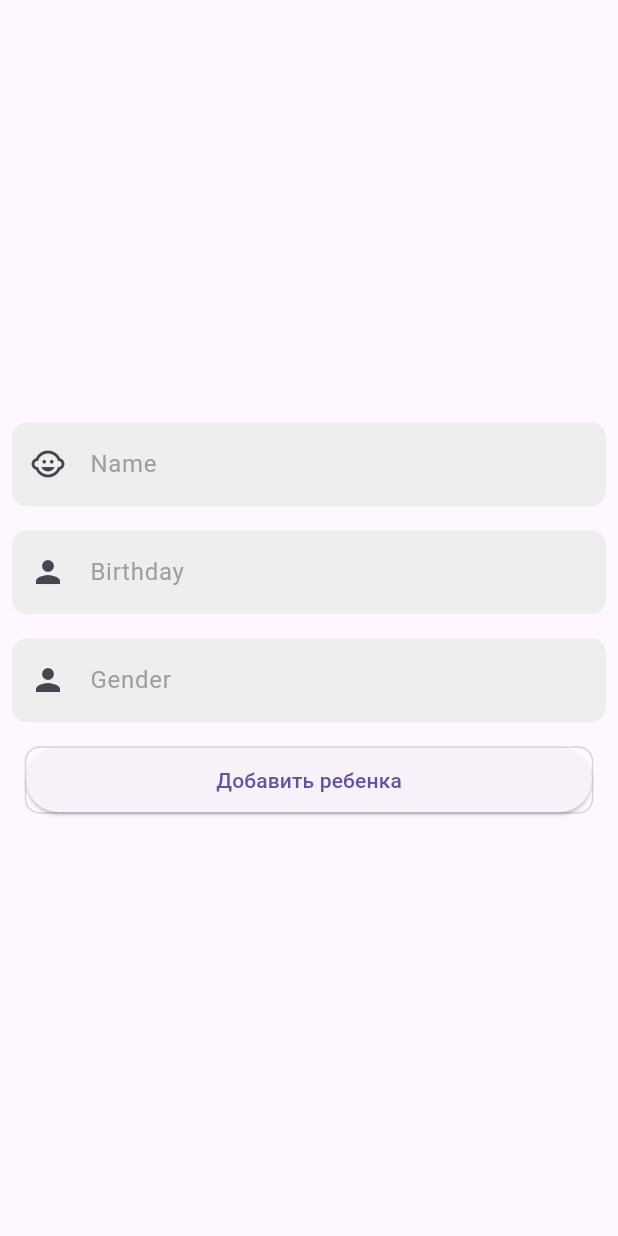
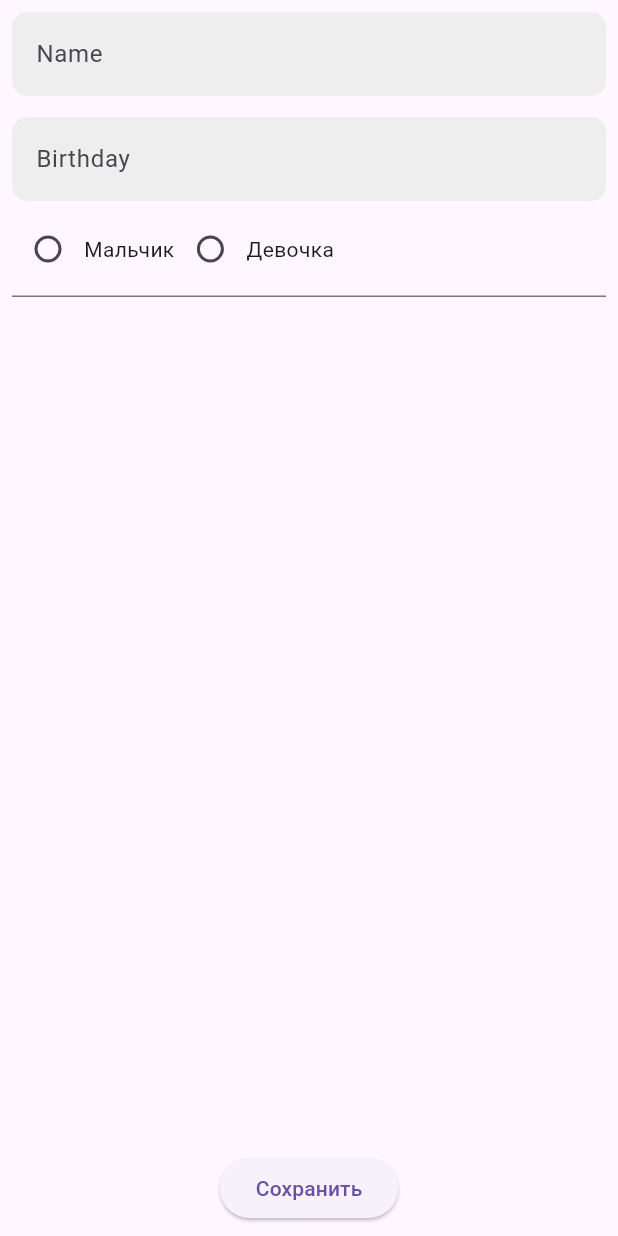
Before and after one commit to Iskander2323/my_child_screen, a Flutter app: the screen it shows after launch, after a tap on "Add", on a phone screen of 412 x 824 dp. Run offline on Flutter 3.47's test engine with Material 3 defaults, Android fonts, the light colour scheme and no system bars; drawn by our look-alikes of flutter_form_builder; our stand-ins replace bloc, drift, equatable, flutter_bloc, flutter_dotenv, routemaster and 1 more; missing offline and left inert: sqlite3; accounts and stored records are empty; generated files the repository leaves out were written again.

Commit message:
Fixed the emit error, now testing child insert

```diff
--- /dev/null
+++ b/devtools_options.yaml
@@ -0,0 +1,3 @@
+extensions:
+  - drift: true
+  - provider: true
--- a/lib/app.dart
+++ b/lib/app.dart
@@ -1,6 +1,5 @@
 import 'package:flutter/material.dart';
 import 'package:flutter_bloc/flutter_bloc.dart';
-import 'package:my_child_screen/create_child/view/child_form.dart';
 import 'package:my_child_screen/child_list/view/children_page.dart';
 import 'package:my_child_screen/create_child/view/child_form_page.dart';
 
--- a/lib/child_list/bloc/children_bloc.dart
+++ b/lib/child_list/bloc/children_bloc.dart
@@ -1,5 +1,3 @@
-import 'dart:developer';
-
 import 'package:bloc/bloc.dart';
 import 'package:equatable/equatable.dart';
 import 'package:my_child_screen/child_list/model/child_model.dart';
@@ -8,43 +6,39 @@ import 'package:my_child_screen/repository/children_repository.dart';
 part 'children_event.dart';
 part 'children_state.dart';
 
-class ChildBloc extends Bloc<ChildEvent, ChildState> {
-  ChildBloc(this._childrenRepository)
-      : super(const ChildState(status: ChildStatus.initial)) {
-    on<ChildFetched>((event, emit) => _onChildFetched(event, emit));
+class ChildrenBloc extends Bloc<ChildrenEvent, ChildrenState> {
+  ChildrenBloc(this._childrenRepository)
+      : super(const ChildrenState(status: ChildStatus.initial, )) {
+      _childrenRepository.insertStream.listen((inserted) {
+      if (inserted) {
+        add(ChildrenFetched());
+      }
+    });
+    on<ChildrenFetched>((event, emit) => _onChildFetched(event, emit));
     on<DeleteAll>((event, emit) {
       _childrenRepository.deleteAll();
-    add(ChildFetched());});
-    on<Updated>((event, emit) => emit(ChildState(children: state.children, status: state.status)));
+    add(ChildrenFetched());});
   }
 
   final ChildrenRepository _childrenRepository;
 
   Future<void> _onChildFetched(
-      ChildFetched event, Emitter<ChildState> emit) async {
-    log('IS IT LOGGED', name: 'FROM CHILDBOC');
-    //emit(const ChildState(status: ChildStatus.initial));
-
-    if (state.status == ChildStatus.initial) {
+      ChildrenFetched event, Emitter<ChildrenState> emit) async {
       final children = await _childrenRepository.getChildren();
-      log(children.toString(), name: 'FROM CHILDBOC children');
       if (children.isEmpty) {
-        log('FROM IF');
         return emit(state.copyWith(
           status: ChildStatus.failure,
           children: children,
         ));
       } else {
-         log(children.length.toString(), name:'FROM ELSE');
-        return emit(ChildState(
+        return emit(ChildrenState(
           status: ChildStatus.success,
           children: children,
         ));
-      }
-    }
+     }
   }
 
   void fetchData() {
-  add(ChildFetched());
+  add(ChildrenFetched());
 }
 }
--- a/lib/child_list/model/child_model.dart
+++ b/lib/child_list/model/child_model.dart
@@ -4,32 +4,38 @@ import 'package:my_child_screen/data/local_db.dart';
 
 class ChildModel extends Equatable {
   const ChildModel(
-      {required this.name, required this.childDateTime, required this.gender});
+      {required this.id, required this.name, required this.childDateTime, required this.gender});
 
   ChildModel.fromLocal(ChildrenData data)
-      : name = data.name,
+      : id = data.id,
+        name = data.name,
         childDateTime = data.childDateTime,
         gender = data.gender;
-
+  final int id;
   final String name;
   final DateTime childDateTime;
   final bool gender;
 
   ChildrenCompanion childModeloChildrenCompanion() {
+    final idChildrenCompanion = Value(id);
     final nameChildrenCompanion = Value<String>(name);
     final birthDay = Value<DateTime>(DateTime.now());
-
+    final genderCompanion = Value<bool>(gender);
     return ChildrenCompanion(
+        id: idChildrenCompanion,
         name: nameChildrenCompanion,
         childDateTime: birthDay,
-        gender: const Value<bool>(true));
+        gender: genderCompanion,
+        );
   }
 
   @override
   // TODO: implement props
   List<Object?> get props => [
+        id,
         name,
         childDateTime,
+        gender,
       ];
 
   @override
--- a/lib/child_list/view/children_list.dart
+++ b/lib/child_list/view/children_list.dart
@@ -1,9 +1,6 @@
-import 'dart:developer';
-
 import 'package:flutter/material.dart';
 import 'package:flutter_bloc/flutter_bloc.dart';
 import 'package:my_child_screen/child_list/bloc/children_bloc.dart';
-import 'package:my_child_screen/child_list/model/child_model.dart';
 
 import 'package:my_child_screen/child_list/widgets/children_list_item.dart';
 import 'package:my_child_screen/repository/children_repository.dart';
@@ -21,29 +18,16 @@ class ChildrenList extends StatefulWidget {
 
 class _ChildrenListState extends State<ChildrenList> {
   @override
-  void initState() {
-    super.initState();
-    // Подписываемся на стрим для отслеживания вставок
-    ChildrenRepository().insertStream.listen((inserted) {
-      if (inserted) {
-        context.read<ChildBloc>().fetchData();
-      }
-    });
-  }
-
-  @override
   Widget build(BuildContext context) {
-    return BlocListener<ChildBloc,ChildState>(
-      listener: (context,state){
-        ScaffoldMessenger.of(context).showSnackBar(SnackBar(content: Text(state.children.length.toString()),duration : const Duration(seconds: 1)));
-      },
-      child: BlocBuilder<ChildBloc, ChildState>(builder: (context, state) {
-        List<ChildModel?> listChild = state.children;
-        log(listChild.length.toString(), name: "ListChild length");
-         return ListView.builder(
+    return
+      BlocBuilder<ChildrenBloc, ChildrenState>(builder: (context, state) {
+        switch(state.status) {
+          case ChildStatus.failure:
+               return ListView.builder(
               itemBuilder: (BuildContext context, int index) {
                 return index == state.children.length
                     ? Row(
+                      mainAxisAlignment: MainAxisAlignment.spaceEvenly,
                       children: [
                         TextButton(onPressed: (){
                           routemaster.Routemaster.of(context).push('/add/');
@@ -51,8 +35,6 @@ class _ChildrenListState extends State<ChildrenList> {
                         style: TextButton.styleFrom(
                           shape: const BeveledRectangleBorder(borderRadius: BorderRadius.all(Radius.circular(5))),
                           backgroundColor: Color.fromARGB(255, 5, 97, 172),
-                          // minimumSize: const Size.fromWidth(30),
-                          //   maximumSize: const Size.fromWidth(30)
                         ),
                          child: Text('Add', style: TextStyle(color: Colors.white),)),
                         TextButton(
@@ -62,36 +44,48 @@ class _ChildrenListState extends State<ChildrenList> {
 
                           ),
                           onPressed: (){
-                            context.read<ChildBloc>().add(DeleteAll());
-                            //BlocProvider.of<ChildBloc>(context).fetchData();
+                            context.read<ChildrenBloc>().add(DeleteAll());
                           }, child: Text('Delete All',  style: TextStyle(color: Colors.white))),
-                           TextButton(onPressed: (){
-                                context.read<ChildBloc>().add(Updated());
-                        },
-                        style: TextButton.styleFrom(
-                          shape: const BeveledRectangleBorder(borderRadius: BorderRadius.all(Radius.circular(5))),
-                          backgroundColor: Color.fromARGB(255, 5, 97, 172),
-                          // minimumSize: const Size.fromWidth(30),
-                          //   maximumSize: const Size.fromWidth(30)
-                        ),
-                         child: Text('UPDATE', style: TextStyle(color: Colors.white),)),
-                         TextButton(onPressed: (){
-                                context.read<ChildBloc>().add(ChildFetched());
-                        },
-                        style: TextButton.styleFrom(
-                          shape: const BeveledRectangleBorder(borderRadius: BorderRadius.all(Radius.circular(5))),
-                          backgroundColor: Color.fromARGB(255, 5, 97, 172),
-                          // minimumSize: const Size.fromWidth(30),
-                          //   maximumSize: const Size.fromWidth(30)
-                        ),
-                         child: Text('FetchedDAATA', style: TextStyle(color: Colors.white),)),
                       ],
                     )
                     : ChildrenListItem(children: state.children[index]!);
               },
               itemCount: state.children.length+1,
             );
-      }),
+            case ChildStatus.success:
+             return ListView.builder(
+              itemBuilder: (BuildContext context, int index) {
+                return index == state.children.length
+                    ? Row(
+                      mainAxisAlignment: MainAxisAlignment.spaceEvenly,
+                      children: [
+                        TextButton(onPressed: (){
+                          routemaster.Routemaster.of(context).push('/add/');
+                        },
+                        style: TextButton.styleFrom(
+                          shape: const BeveledRectangleBorder(borderRadius: BorderRadius.all(Radius.circular(5))),
+                          backgroundColor: Color.fromARGB(255, 5, 97, 172),
+                        ),
+                         child: Text('Add', style: TextStyle(color: Colors.white),)),
+                        TextButton(
+                          style: TextButton.styleFrom(
+                            shape: const BeveledRectangleBorder(borderRadius: BorderRadius.all(Radius.circular(5))),
+                            backgroundColor: Colors.red,
+
+                          ),
+                          onPressed: (){
+                            context.read<ChildrenBloc>().add(DeleteAll());
+                          }, child: Text('Delete All',  style: TextStyle(color: Colors.white))),
+                      ],
+                    )
+                    : ChildrenListItem(children: state.children[index]!);
+              },
+              itemCount: state.children.length+1,
+            );
+            case ChildStatus.initial:
+            return const Center(child: CircularProgressIndicator());
+        }
+      },
     );
   }
 }
--- a/lib/child_list/view/children_page.dart
+++ b/lib/child_list/view/children_page.dart
@@ -1,4 +1,3 @@
-import 'dart:developer';
 
 import 'package:flutter/material.dart';
 import 'package:my_child_screen/child_list/bloc/children_bloc.dart';
@@ -16,11 +15,10 @@ class ChildrenPage extends StatefulWidget {
 class _ChildrenPageState extends State<ChildrenPage> {
   @override
   Widget build(BuildContext context) {
-    log(context.read<ChildrenRepository>().hashCode.toString(), name: 'PERED OTRISOVKI CHILD LIST');
     return Scaffold(
       body: BlocProvider(
         create: (context) =>
-            ChildBloc(context.read<ChildrenRepository>())..add(ChildFetched()),
+            ChildrenBloc(context.read<ChildrenRepository>())..add(ChildrenFetched()),
         child:  ChildrenList(childrenRepository: context.read<ChildrenRepository>()),
         )
       );
--- a/lib/create_child/bloc/child_form_bloc.dart
+++ b/lib/create_child/bloc/child_form_bloc.dart
@@ -1,32 +1,30 @@
-import 'dart:developer';
-
 import 'package:bloc/bloc.dart';
 import 'package:equatable/equatable.dart';
+import 'package:my_child_screen/child_list/model/child_model.dart';
 
 import 'package:my_child_screen/data/local_db.dart';
 import 'package:my_child_screen/repository/children_repository.dart';
 part 'child_form_event.dart';
 part 'child_form_state.dart';
 
-class ChildFormBloc extends Bloc<ChildFormEvent, CreateChildState> {
+class ChildFormBloc extends Bloc<ChildFormEvent, ChildFormState> {
   ChildFormBloc(this._childrenRepository)
-      : super(const CreateChildState(status: ChildFormStatus.initial)) {
+      : super(const ChildFormState(status: ChildFormStatus.initial)) {
     on<FormChild>(_formChild);
-    on<ChildAdded>((event, emit) => _addChild(event, emit));
+    on<SavedButtonPressed>((event, emit) => _saveButtonPressed(event, emit));
   }
 
   final ChildrenRepository _childrenRepository;
 
   Future<void> _formChild(
-      FormChild event, Emitter<CreateChildState> emit) async {
+      FormChild event, Emitter<ChildFormState> emit) async {
     emit(state.copyWith(status: ChildFormStatus.edit));
   }
 
-  Future<void> _addChild(
-      ChildAdded event, Emitter<CreateChildState> emit) async {
-    // final child = _childrenRepository.addChild();
-    log(_childrenRepository.hashCode.toString(),name: 'CAME FROM CHILDFORM BLOC');
-    _childrenRepository.insertChild(event.name);
-    emit(state.copyWith(status: ChildFormStatus.success));
+  Future<void> _saveButtonPressed(
+    SavedButtonPressed event, Emitter<ChildFormState> emit) async {
+      emit(state.copyWith(status: ChildFormStatus.initial));
+
   }
+
 }
--- a/lib/create_child/bloc/child_form_event.dart
+++ b/lib/create_child/bloc/child_form_event.dart
@@ -8,9 +8,17 @@ sealed class ChildFormEvent extends Equatable {
 final class FormChild extends ChildFormEvent {}
 
 class ChildAdded extends ChildFormEvent {
-  final String name;
 
-  ChildAdded({
+}
+
+class SavedButtonPressed extends ChildFormEvent{
+final String name;
+final DateTime dateTime;
+final bool gender;
+
+  SavedButtonPressed({
     required this.name,
+    required this.dateTime,
+    required this.gender,
   });
 }
--- a/lib/create_child/bloc/child_form_state.dart
+++ b/lib/create_child/bloc/child_form_state.dart
@@ -2,23 +2,23 @@ part of 'child_form_bloc.dart';
 
 enum ChildFormStatus { initial, edit, success, failure }
 
-final class CreateChildState extends Equatable {
-  const CreateChildState({
+final class ChildFormState extends Equatable {
+  const ChildFormState({
     this.status = ChildFormStatus.initial,
     this.child = const ChildrenCompanion(),
   });
 
   final ChildFormStatus status;
   final ChildrenCompanion child;
-  CreateChildState copyWith({
+  ChildFormState copyWith({
     required ChildFormStatus status,
   }) {
-    return CreateChildState(
+    return ChildFormState(
       status: status,
       child: child,
     );
   }
 
   @override
-  List<Object> get props => [status];
+  List<Object> get props => [status, child];
 }
--- a/lib/create_child/view/child_form.dart
+++ b/lib/create_child/view/child_form.dart
@@ -1,8 +1,7 @@
 import 'package:flutter/material.dart';
 import 'package:flutter_bloc/flutter_bloc.dart';
-import 'package:my_child_screen/create_child/widgets/custom_container.dart';
-import 'package:my_child_screen/create_child/widgets/custom_text_field.dart';
 import 'package:my_child_screen/create_child/bloc/child_form_bloc.dart';
+import 'package:my_child_screen/create_child/widgets/fields_form.dart';
 import 'package:routemaster/routemaster.dart';
 
 
@@ -14,100 +13,27 @@ class ChildForm extends StatefulWidget {
 }
 
 class _ChildFormState extends State<ChildForm> {
-  TextEditingController nameController = TextEditingController();
-  TextEditingController birthdayController = TextEditingController();
-  TextEditingController genderController= TextEditingController();
-
 
   final formKey = GlobalKey<FormState>();
   @override
   Widget build(BuildContext context) {
-    return BlocListener<ChildFormBloc, CreateChildState>(
+    return BlocListener<ChildFormBloc, ChildFormState>(
       listener: (context, state) {
         // TODO: implement listener
         if (state.status == ChildFormStatus.success) {
-          Routemaster.of(context).push('/');
+          Routemaster.of(context).pop();
         }
       },
-      child: BlocBuilder<ChildFormBloc, CreateChildState>(
+      child: BlocBuilder<ChildFormBloc, ChildFormState>(
         builder: (context, state) {
           return Scaffold(
-            body: Form(
-                key: formKey,
-                child: Column(
-                  mainAxisAlignment: MainAxisAlignment.center,
-                  children: [
-                    nameTextField(),
-                    bitrhDayTextField(),
-                    genderTextField(),
-                    addChildButton(),
-                  ],
-                )),
+            body: FieldsForm()
           );
         },
       ),
     );
   }
 
-  CustomContainer addChildButton() {
-    return CustomContainer(
-        child: ElevatedButton(
-      child: const Text('Добавить ребенка'),
-      onPressed: () {
-        context
-            .read<ChildFormBloc>()
-            .add(ChildAdded(name: nameController.text));
-      },
-    ));
-  }
-
-  CustomTextField nameTextField() {
-    return CustomTextField(
-      controller: nameController,
-      hintText: 'Name',
-      obscureText: false,
-      keyboardType: TextInputType.name,
-      prefixIcon: const Icon(Icons.child_care),
-      validator: (val) {
-        if (val!.isEmpty) {
-          return 'Empty';
-        }
-        return null;
-      },
-    );
-  }
-
-  CustomTextField bitrhDayTextField() {
-    return CustomTextField(
-      controller: birthdayController,
-      hintText: 'Birthday',
-      obscureText: false,
-      keyboardType: TextInputType.name,
-      prefixIcon: const Icon(Icons.person),
-      validator: (val) {
-        if (val!.isEmpty) {
-          return 'Empty';
-        }
-        return null;
-      },
-    );
-  }
-
-  CustomTextField genderTextField() {
-    return CustomTextField(
-      controller: genderController,
-      hintText: 'Gender',
-      obscureText: false,
-      keyboardType: TextInputType.name,
-      prefixIcon: const Icon(Icons.person),
-      validator: (val) {
-        if (val!.isEmpty) {
-          return 'Empty';
-        }
-        return null;
-      },
-    );
-  }
 
 
 
--- a/lib/create_child/widgets/custom_container.dart
+++ /dev/null
@@ -1,28 +0,0 @@
-import 'package:flutter/material.dart';
-
-class CustomContainer extends StatelessWidget {
-  final Widget child;
-  const CustomContainer({required this.child,super.key});
-
-  @override
-  Widget build(BuildContext context) {
-    return Padding(
-        padding: const EdgeInsets.all(8.0),
-        child: Container(
-          width: MediaQuery.of(context).size.width * 0.92,
-          height: 45,
-          decoration: BoxDecoration(
-            color: Colors.white.withOpacity(0.25),
-            borderRadius: BorderRadius.circular(10),
-            shape: BoxShape.rectangle,
-            border: Border.all(
-              color: Colors.grey.shade700.withOpacity(0.25),
-              width: 1,
-            ),
-          ),
-          child: child,
-        )
-
-        );
-  }
-}
--- a/lib/create_child/widgets/custom_text_field.dart
+++ /dev/null
@@ -1,74 +0,0 @@
-import 'package:flutter/material.dart';
-import 'package:flutter/services.dart';
-
-class CustomTextField extends StatelessWidget {
-  final TextEditingController controller;
-  final String hintText;
-  final bool obscureText;
-  final TextInputType keyboardType;
-  final Widget? suffixIcon;
-  final VoidCallback? onTap;
-  final Widget? prefixIcon;
-  final String? Function(String?)? validator;
-  final TextInputFormatter? textInputFormatter;
-  final FocusNode? focusNode;
-  final String? errorMsg;
-  // final TextInputFormatter? inputFormatter;
-  final String? Function(String?)? onChanged;
-
-  const CustomTextField(
-      {super.key,
-      required this.controller,
-      required this.hintText,
-      required this.obscureText,
-      required this.keyboardType,
-      this.suffixIcon,
-      this.onTap,
-      this.prefixIcon,
-      this.validator,
-      this.focusNode,
-      this.errorMsg,
-      this.onChanged,
-      this.textInputFormatter});
-
-  @override
-  Widget build(BuildContext context) {
-    List<TextInputFormatter> inputFormatters = [];
-
-    if (keyboardType == TextInputType.phone && textInputFormatter != null) {
-      inputFormatters.add(textInputFormatter!);
-    }
-    return Padding(
-      padding: const EdgeInsets.all(8.0),
-      child: TextFormField(
-        validator: validator,
-        controller: controller,
-        obscureText: obscureText,
-        keyboardType: keyboardType,
-        focusNode: focusNode,
-        onTap: onTap,
-        textInputAction: TextInputAction.next,
-        onChanged: onChanged,
-        inputFormatters: inputFormatters,
-        decoration: InputDecoration(
-          suffixIcon: suffixIcon,
-          prefixIcon: prefixIcon,
-          enabledBorder: OutlineInputBorder(
-            borderRadius: BorderRadius.circular(10),
-            borderSide: const BorderSide(color: Colors.transparent),
-          ),
-          focusedBorder: OutlineInputBorder(
-            borderRadius: BorderRadius.circular(20),
-            borderSide:
-                BorderSide(color: Theme.of(context).colorScheme.secondary),
-          ),
-          fillColor: Colors.grey.shade200,
-          filled: true,
-          hintText: hintText,
-          hintStyle: TextStyle(color: Colors.grey[500]),
-          errorText: errorMsg,
-        ),
-      ),
-    );
-  }
-}
--- /dev/null
+++ b/lib/create_child/widgets/fields_form.dart
@@ -0,0 +1,111 @@
+
+import 'package:flutter/material.dart';
+import 'package:flutter_bloc/flutter_bloc.dart';
+import 'package:flutter_form_builder/flutter_form_builder.dart';
+import 'package:my_child_screen/create_child/bloc/child_form_bloc.dart';
+
+class FieldsForm extends StatefulWidget{
+    FieldsForm({super.key});
+
+  @override
+  State<FieldsForm> createState() => _FieldsFormState();
+}
+
+class _FieldsFormState extends State<FieldsForm> {
+
+final _formKey = GlobalKey<FormBuilderState>();
+final TextEditingController nameController = TextEditingController();
+final TextEditingController birthdayController = TextEditingController();
+final TextEditingController genderController= TextEditingController();
+@override
+Widget build(BuildContext context){
+  return FormBuilder(
+    key: _formKey,
+    child:
+    Container(
+      alignment: Alignment.center,
+      padding: const EdgeInsets.all(8.0),
+      child: Column(
+        mainAxisAlignment: MainAxisAlignment.center,
+        children: [
+        SizedBox(
+          height: 60,
+          width: double.infinity,
+          child: FormBuilderTextField(
+            controller: nameController,
+            name: 'Name',
+            decoration:  InputDecoration(
+            enabledBorder: OutlineInputBorder(
+            borderRadius: BorderRadius.circular(10),
+            borderSide: const BorderSide(color: Colors.transparent),
+          ),
+            focusedBorder: OutlineInputBorder(
+            borderRadius: BorderRadius.circular(20),
+            borderSide:
+                BorderSide(color: Theme.of(context).colorScheme.secondary),
+          ),
+          fillColor: Colors.grey.shade200,
+          filled: true,
+          hintText: 'Name',
+            ),
+          validator: (val) {
+          if (val!.isEmpty) {
+          return 'Empty';
+           }
+        return null;
+      },
+            ),
+        ),
+        SizedBox(
+          height: 10,
+        ),
+          FormBuilderDateTimePicker(
+            inputType: InputType.date,
+            controller: birthdayController,
+            name: 'birthday',
+            decoration:  InputDecoration(
+            enabledBorder: OutlineInputBorder(
+            borderRadius: BorderRadius.circular(10),
+            borderSide: const BorderSide(color: Colors.transparent),
+          ),
+            focusedBorder: OutlineInputBorder(
+            borderRadius: BorderRadius.circular(20),
+            borderSide:
+                BorderSide(color: Theme.of(context).colorScheme.secondary),
+          ),
+          fillColor: Colors.grey.shade200,
+          filled: true,
+          hintText: 'Birthday',
+            ),
+          ),
+          Expanded(
+              child: FormBuilderRadioGroup(
+                name: 'gender',
+                options: const [
+              FormBuilderFieldOption(
+                value: true,
+              child: Text('Мальчик'),
+              ),
+              FormBuilderFieldOption(
+                value: false,
+               child: Text('Девочка'),),
+                      ]),
+            ),
+          ElevatedButton(onPressed: (){
+            final validationSuccess = _formKey.currentState!.validate();
+            if (validationSuccess) {
+              context.read<ChildFormBloc>().add(SavedButtonPressed(
+                name: nameController.text, dateTime: _formKey.currentState?.fields['birthday']?.value, gender: _formKey.currentState?.fields['gender']?.value));
+            }
+
+          },
+          child: Text(
+            'Сохранить'
+          ),
+          ),
+      ]
+      ,),
+    )
+  );
+}
+}
--- a/lib/main.dart
+++ b/lib/main.dart
@@ -13,6 +13,5 @@ void main() async {
 
   Bloc.observer = const SimpleBlocObserver();
   final childrenRepository = ChildrenRepository();
-  log(childrenRepository.hashCode.toString(),name: 'THIS REPO CAME FROM MAIN');
   runApp(startApp(childrenRepository));
 }
--- a/lib/repository/children_repository.dart
+++ b/lib/repository/children_repository.dart
@@ -1,5 +1,5 @@
 import 'dart:async';
-import 'dart:developer';
+
 
 import 'package:my_child_screen/child_list/model/child_model.dart';
 import 'package:my_child_screen/data/globals.dart';
@@ -11,9 +11,9 @@ class ChildrenRepository {
 
   Stream<bool> get insertStream => _insertStreamController.stream;
 
-  Future<void> insertChild(String name) async {
+  Future<void> insertChild(ChildModel child) async {
     ChildrenCompanion childrenCompanion =
-        ChildModel(name: name, childDateTime: DateTime.now(), gender: true)
+        ChildModel(name: child.name, childDateTime: DateTime.now(), gender: true, id: 10)
             .childModeloChildrenCompanion();
     database.insertChild(childrenCompanion);
     _insertStreamController.add(true);
@@ -25,12 +25,7 @@ class ChildrenRepository {
 
   Future<List<ChildModel>> getChildren() async {
     final children = await database.getChildren();
-    log(children.toString(),
-        name: 'ChildrenRepository getChildren in INITSTate');
     return children;
   }
 
-   Future<void> createTestChild() async {
-    database.testInsert();
-  }
 }
--- a/pubspec.yaml
+++ b/pubspec.yaml
@@ -25,6 +25,7 @@ dependencies:
   sqlite3_flutter_libs: ^0.5.0
   path_provider: ^2.0.0
   path: ^1.8.3
+  flutter_form_builder: ^9.2.1
 
 
   cupertino_icons: ^1.0.2
```
Also changed, not shown: lib/bloc_observer.dart (+25 -0 lines), lib/child_list/bloc/children_event.dart (+5 -5 lines), lib/child_list/bloc/children_state.dart (+6 -5 lines), lib/data/local_db.dart (+11 -26 lines), pubspec.lock.
